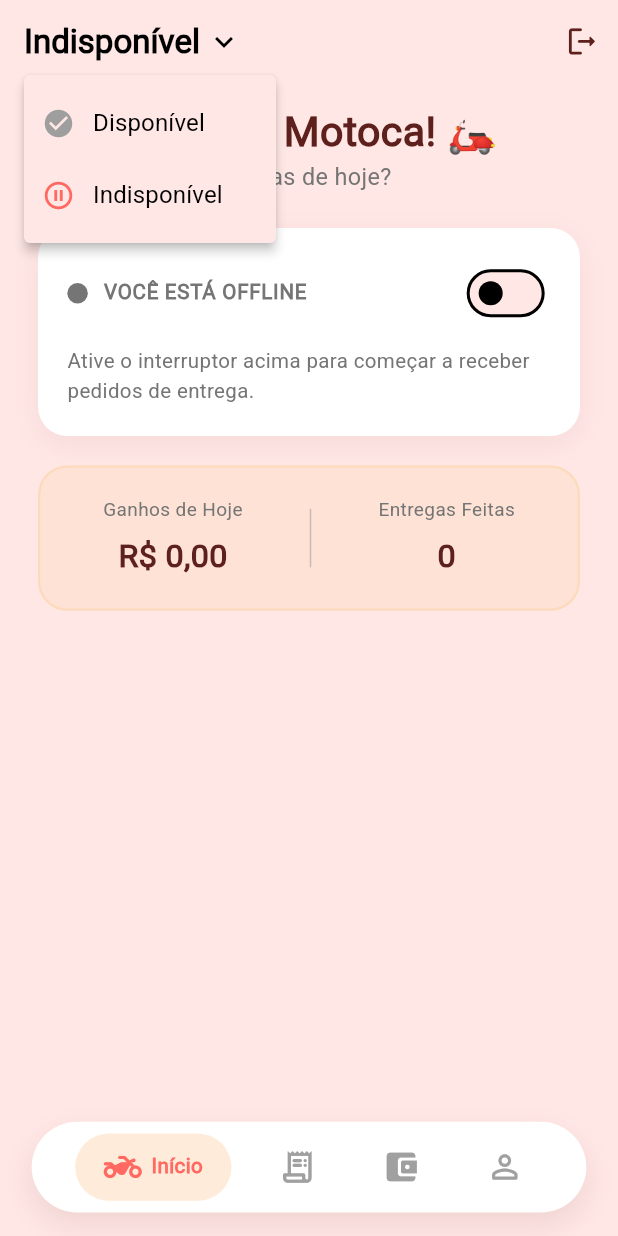
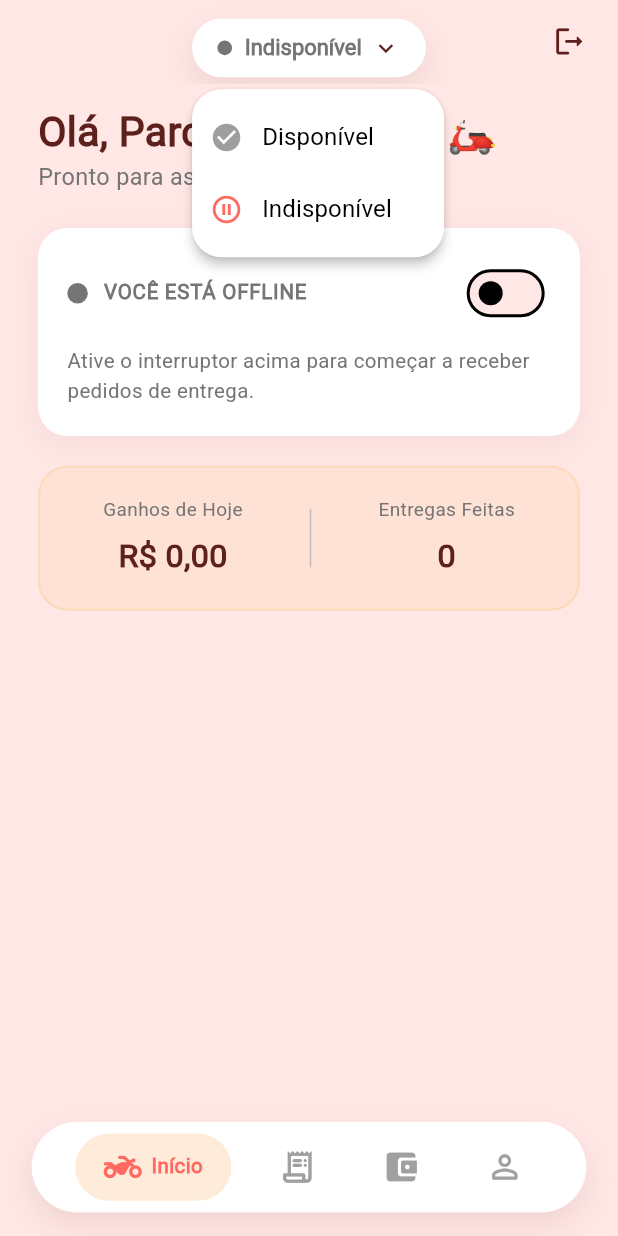
Before and after one commit to Nhac-frights/Nhac-Motoboy, a Flutter app: the HomeMotocaPage screen opened by its route, after a tap on "Indisponível", on a phone screen of 412 x 824 dp. Run offline on Flutter 3.47's test engine with Material 3 defaults, Android fonts, the phone set to English and light mode, and no system bars; our stand-ins replace email_validator, flutter_screenutil, flutter_svg, go_router, mask_text_input_formatter, pin_code_fields; project files that could hold a hidden picture were left out.

Commit message:
melhorando o topTogle

```diff
--- a/lib/pages/home/home_motoca_page.dart
+++ b/lib/pages/home/home_motoca_page.dart
@@ -48,75 +48,20 @@ class _HomeMotocaPageState extends State<HomeMotocaPage> {
     return Scaffold(
       backgroundColor: AppColors.fundo,
       extendBody: true,
-      appBar: _selectedIndex == 3
+            appBar: _selectedIndex == 3
           ? null
           : AppBar(
-              title: PopupMenuButton<String>(
-                // 1. Abre ABAIXO do título (estilo Instagram)
-                position: PopupMenuPosition.under,
-                offset: const Offset(0, 8), // Pequeno espaçamento vertical
+              centerTitle: true,
+              elevation: 0,
+              backgroundColor: AppColors.fundo,
 
-                // 2. O que aparece na AppBar (Texto dinâmico + setinha)
-                child: Row(
-                  mainAxisSize: MainAxisSize.min, // Impede de esticar a AppBar
-                  children: [
-                    Text(
-                      _estaOnline ? 'Disponível' : 'Indisponível',
-                      style: const TextStyle(
-                        fontSize: 22,
-                        fontWeight: FontWeight.bold,
-                      ),
-                    ),
-                    const SizedBox(width: 4), // Corrigido de height para width
-                    const Icon(Icons.keyboard_arrow_down, size: 24),
-                  ],
-                ),
+              // --- MEXA AQUI: Adicione o Padding para empurrar para baixo ---
+              title: Padding(
+                padding: EdgeInsets.only(top: 8.h), // <--- Aumente esse valor (ex: 12.h, 16.h) até ficar onde você quer
+                child: _buildTopStatusToggle(),
+              ),
+              // ---------------------------------------------------------------
 
-                // 3. Os itens que aparecem no dropdown
-                itemBuilder: (context) => [
-                  PopupMenuItem<String>(
-                    value: 'Disponível',
-                    child: Row(
-                      children: [
-                        Icon(
-                          Icons.check_circle,
-                          color: _estaOnline ? AppColors.primaria : Colors.grey,
-                          size: 22,
-                        ),
-                        const SizedBox(width: 12),
-                        const Text(
-                          'Disponível',
-                          style: TextStyle(fontSize: 16, fontWeight: FontWeight.w500),
-                        ),
-                      ],
-                    ),
-                  ),
-                  PopupMenuItem<String>(
-                    value: 'Indisponível',
-                    child: Row(
-                      children: [
-                        Icon(
-                          Icons.pause_circle_outline,
-                          color: !_estaOnline ? AppColors.primaria : Colors.grey,
-                          size: 22,
-                        ),
-                        const SizedBox(width: 12),
-                        const Text(
-                          'Indisponível',
-                          style: TextStyle(fontSize: 16, fontWeight: FontWeight.w500),
-                        ),
-                      ],
-                    ),
-                  ),
-                ],
-
-                // 4. Ação ao clicar em um item do menu
-                onSelected: (value) {
-                  setState(() {
-                    _estaOnline = (value == 'Disponível');
-                  });
-                },
-              ),
               actions: [
                 IconButton(
                   icon: Icon(
@@ -130,6 +75,7 @@ class _HomeMotocaPageState extends State<HomeMotocaPage> {
                     context.go('/');
                   },
                 ),
+                SizedBox(width: 8.w),
               ],
             ),
       body: Stack(
@@ -160,6 +106,102 @@ class _HomeMotocaPageState extends State<HomeMotocaPage> {
           ),
         ],
       ),
+    );
+  }
+
+  // --- NOVO: Toggle de Status com o mesmo estilo da Bottom Navigation ---
+  Widget _buildTopStatusToggle() {
+    return PopupMenuButton<String>(
+      position: PopupMenuPosition.under,
+      offset: const Offset(0, 8),
+      shape: RoundedRectangleBorder(
+        borderRadius: BorderRadius.circular(20.r),
+      ),
+      color: Colors.white,
+      child: Container(
+        padding: EdgeInsets.symmetric(horizontal: 16.w, vertical: 10.h),
+        decoration: BoxDecoration(
+          color: const Color.fromARGB(255, 255, 255, 255),
+          borderRadius: BorderRadius.circular(50.r),
+          boxShadow: [
+            BoxShadow(
+              color: AppColors.texto.withValues(alpha: 0.1),
+              blurRadius: 16.r,
+              offset: Offset(0, 8.h),
+            ),
+          ],
+        ),
+        child: Row(
+          mainAxisSize: MainAxisSize.min,
+          children: [
+            // Indicador visual (bolinha)
+            Container(
+              width: 10.r,
+              height: 10.r,
+              decoration: BoxDecoration(
+                shape: BoxShape.circle,
+                color: _estaOnline ? const Color(0xFF4CAF50) : AppColors.desabilitado,
+              ),
+            ),
+            SizedBox(width: 8.w),
+            Text(
+              _estaOnline ? 'Disponível' : 'Indisponível',
+              style: TextStyle(
+                fontSize: 15.sp,
+                fontWeight: FontWeight.w700,
+                color: _estaOnline ? const Color(0xFF2E7D32) : AppColors.desabilitado,
+              ),
+            ),
+            SizedBox(width: 6.w),
+            Icon(
+              Icons.keyboard_arrow_down,
+              size: 20.r,
+              color: AppColors.texto,
+            ),
+          ],
+        ),
+      ),
+      itemBuilder: (context) => [
+        PopupMenuItem<String>(
+          value: 'Disponível',
+          child: Row(
+            children: [
+              Icon(
+                Icons.check_circle,
+                color: _estaOnline ? AppColors.primaria : Colors.grey,
+                size: 22,
+              ),
+              SizedBox(width: 12.w),
+              const Text(
+                'Disponível',
+                style: TextStyle(fontSize: 16, fontWeight: FontWeight.w500),
+              ),
+            ],
+          ),
+        ),
+        PopupMenuItem<String>(
+          value: 'Indisponível',
+          child: Row(
+            children: [
+              Icon(
+                Icons.pause_circle_outline,
+                color: !_estaOnline ? AppColors.primaria : Colors.grey,
+                size: 22,
+              ),
+              SizedBox(width: 12.w),
+              const Text(
+                'Indisponível',
+                style: TextStyle(fontSize: 16, fontWeight: FontWeight.w500),
+              ),
+            ],
+          ),
+        ),
+      ],
+      onSelected: (value) {
+        setState(() {
+          _estaOnline = (value == 'Disponível');
+        });
+      },
     );
   }
 
@@ -930,7 +972,7 @@ class _HomeMotocaPageState extends State<HomeMotocaPage> {
     return Container(
       padding: EdgeInsets.symmetric(horizontal: 10.w, vertical: 8.h),
       decoration: BoxDecoration(
-        color: Colors.white,
+        color: const Color.fromARGB(255, 255, 255, 255),
         borderRadius: BorderRadius.circular(50.r),
         boxShadow: [
           BoxShadow(
```
